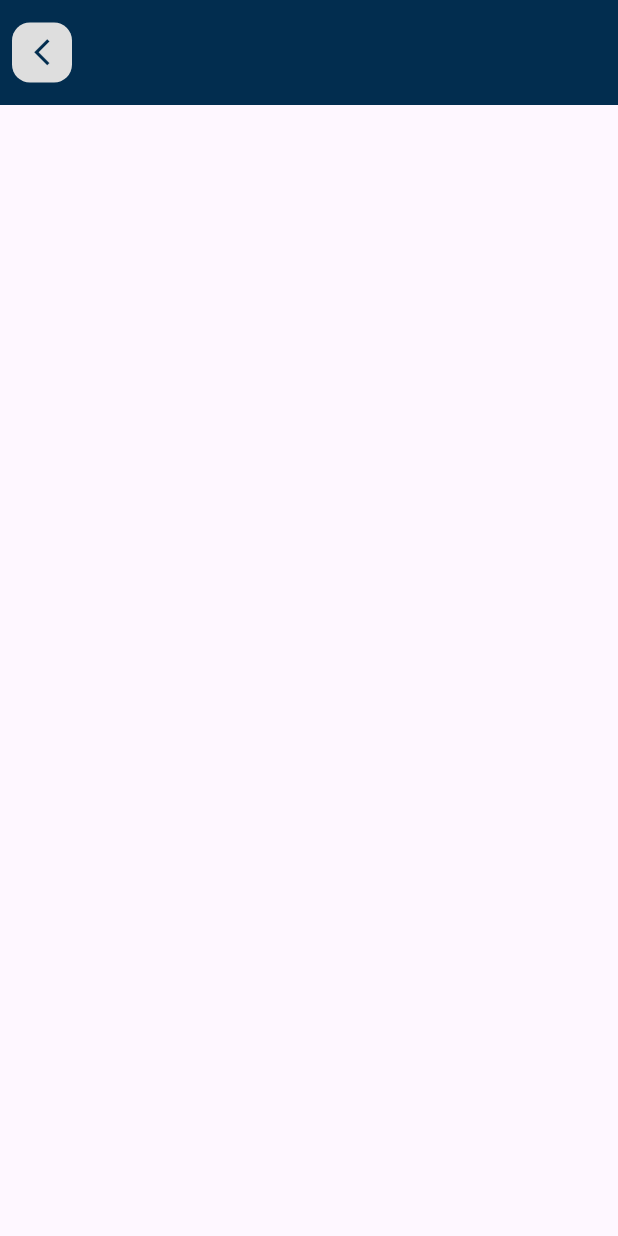
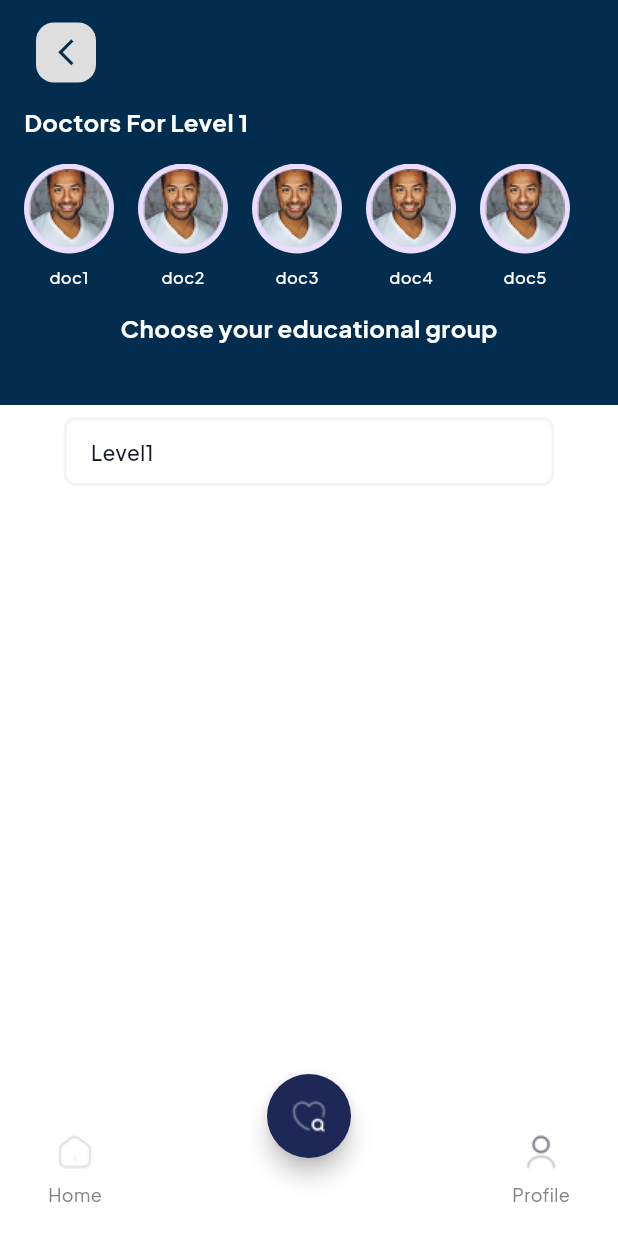
Before and after one commit to Adham167/educational_system, a Flutter app: the ExploreView screen opened by its route, on a phone screen of 412 x 824 dp. Run offline on Flutter 3.47's test engine with Material 3 defaults, Android fonts, the light colour scheme and no system bars; our stand-ins replace bloc, flutter_bloc, go_router.

Commit message:
explore view ui finish

```diff
--- a/lib/core/utils/app_images.dart
+++ b/lib/core/utils/app_images.dart
@@ -25,6 +25,10 @@ class Assets {
   /// Assets for imagesHome1
   /// assets/images/home-1.png
   static const String imagesHome1 = "assets/images/home-1.png";
+
+  /// Assets for imagesHome2
+  /// assets/images/home-2.png
+  static const String imagesHome2 = "assets/images/home-2.png";
 
   /// Assets for imagesLogo1
   /// assets/images/logo_1.png
--- a/lib/core/utils/app_router.dart
+++ b/lib/core/utils/app_router.dart
@@ -10,6 +10,7 @@ import 'package:educational_system/features/auth/presentation/views/signin_view.
 import 'package:educational_system/features/onboarding/presentation/views/onboarding_view.dart';
 import 'package:educational_system/features/splash/presentation/views/splash_view.dart';
 import 'package:educational_system/features/student/presentation/views/explore_view.dart';
+import 'package:educational_system/features/student/presentation/views/level_view.dart';
 import 'package:educational_system/features/student/presentation/views/student_view.dart';
 import 'package:go_router/go_router.dart';
 
@@ -26,12 +27,14 @@ abstract class AppRouter {
   static const kSigninView = '/SigninView';
   static const kStudentView = '/StudentView';
   static const kExploreView = '/ExploreView';
+  static const kLevelView = '/LevelView';
   static final router = GoRouter(
     routes: [
       GoRoute(path: '/', builder: (context, state) => const SplashView()),
       GoRoute(path: kStudentView, builder: (context, state) => const StudentView()),
       GoRoute(path: kPasswordChangedView, builder: (context, state) => const PasswordChangedView()),
       GoRoute(path: kExploreView, builder: (context, state) => const ExploreView()),
+      GoRoute(path: kLevelView, builder: (context, state) => const LevelView()),
       GoRoute(
         path: KOnboardingView,
         builder: (context, state) => const OnboardingView(),
--- a/lib/core/utils/widgets/custom_app_bar.dart
+++ b/lib/core/utils/widgets/custom_app_bar.dart
@@ -15,7 +15,7 @@ class CustomAppBar extends StatelessWidget implements PreferredSizeWidget {
     this.height,
     super.key,
   });
-
+  // title ?? const Text(''),
   @override
   Widget build(BuildContext context) {
     return AppBar(
@@ -24,13 +24,13 @@ class CustomAppBar extends StatelessWidget implements PreferredSizeWidget {
       centerTitle: true,
       automaticallyImplyLeading: false,
       toolbarHeight: height ?? 80,
-      title: title ?? const Text(''),
-      titleSpacing: 0,
-      actions: [action ?? Container()],
-      leading:
+      title: Row(
+        children: [
           hideBack
-              ? null
-              : IconButton(
+              ? Text("")
+              : Padding(
+                padding: const EdgeInsets.symmetric(horizontal: 16.0),
+                child: IconButton(
                   onPressed: () {
                     Navigator.pop(context);
                   },
@@ -48,6 +48,12 @@ class CustomAppBar extends StatelessWidget implements PreferredSizeWidget {
                     ),
                   ),
                 ),
+              ),
+          title ?? const Text(''),
+        ],
+      ),
+      titleSpacing: 0,
+      actions: [action ?? Container()],
     );
   }
 
--- a/lib/features/student/presentation/views/explore_view.dart
+++ b/lib/features/student/presentation/views/explore_view.dart
@@ -1,6 +1,11 @@
 import 'package:educational_system/core/utils/app_colors.dart';
+import 'package:educational_system/core/utils/app_images.dart';
+import 'package:educational_system/core/utils/app_router.dart';
 import 'package:educational_system/core/utils/widgets/custom_app_bar.dart';
+import 'package:educational_system/features/student/presentation/widgets/custom_bottom_bar.dart';
+import 'package:educational_system/features/student/presentation/widgets/explore_body.dart';
 import 'package:flutter/material.dart';
+import 'package:go_router/go_router.dart';
 
 class ExploreView extends StatelessWidget {
   const ExploreView({super.key});
@@ -8,7 +13,24 @@ class ExploreView extends StatelessWidget {
   @override
   Widget build(BuildContext context) {
     return Scaffold(
+      backgroundColor: Colors.white,
       appBar: CustomAppBar(height: 70, backgroundColor: AppColors.primary),
+      body: ExploreBody(),
+      floatingActionButton: FloatingActionButton(
+        backgroundColor: AppColors.floatingbutton,
+        onPressed: () {},
+        shape: const CircleBorder(), // يخليه دايرة مظبوطة
+        child: Image.asset(Assets.imagesHeartSearch, color: Colors.white),
+      ),
+      floatingActionButtonLocation: FloatingActionButtonLocation.centerDocked,
+
+      bottomNavigationBar: CustomBottomBar(
+        icon1: Assets.imagesHome2,
+        icon2: Assets.imagesUser,
+        name1: "Home",
+        name2: "Profile",
+        ontap1: () => GoRouter.of(context).push(AppRouter.kExploreView),
+      ),
     );
   }
 }
--- /dev/null
+++ b/lib/features/student/presentation/views/level_view.dart
@@ -0,0 +1,10 @@
+import 'package:flutter/material.dart';
+
+class LevelView extends StatelessWidget {
+  const LevelView({super.key});
+
+  @override
+  Widget build(BuildContext context) {
+    return const Placeholder();
+  }
+}
--- a/lib/features/student/presentation/views/student_view.dart
+++ b/lib/features/student/presentation/views/student_view.dart
@@ -1,8 +1,10 @@
 import 'package:educational_system/core/utils/app_colors.dart';
 import 'package:educational_system/core/utils/app_images.dart';
+import 'package:educational_system/core/utils/app_router.dart';
 import 'package:educational_system/features/student/presentation/widgets/custom_bottom_bar.dart';
 import 'package:educational_system/features/student/presentation/widgets/student_body.dart';
 import 'package:flutter/material.dart';
+import 'package:go_router/go_router.dart';
 
 class StudentView extends StatelessWidget {
   const StudentView({super.key});
@@ -21,7 +23,13 @@ class StudentView extends StatelessWidget {
       ),
       floatingActionButtonLocation: FloatingActionButtonLocation.centerDocked,
 
-      bottomNavigationBar: CustomBottomBar(),
+      bottomNavigationBar: CustomBottomBar(
+        icon1: Assets.imagesHeartSearch,
+        icon2: Assets.imagesUser,
+        name1: "Explore",
+        name2: "Profile",
+        ontap1: () => GoRouter.of(context).push(AppRouter.kExploreView),
+      ),
     );
   }
 }
--- a/lib/features/student/presentation/widgets/custom_bottom_bar.dart
+++ b/lib/features/student/presentation/widgets/custom_bottom_bar.dart
@@ -1,12 +1,15 @@
 import 'package:educational_system/core/utils/app_images.dart';
-import 'package:educational_system/core/utils/app_router.dart';
 import 'package:educational_system/core/utils/app_styles.dart';
 import 'package:flutter/material.dart';
-import 'package:go_router/go_router.dart';
 
 class CustomBottomBar extends StatelessWidget {
-  const CustomBottomBar({super.key});
-
+  const CustomBottomBar({super.key, required this.icon1, this.ontap1, this.ontap2, required this.name1, required this.name2, required this.icon2});
+  final String icon1;
+  final VoidCallback? ontap1;
+  final VoidCallback? ontap2;
+  final String name1;
+  final String name2;
+  final String icon2;
   @override
   Widget build(BuildContext context) {
     return BottomAppBar(
@@ -19,13 +22,13 @@ class CustomBottomBar extends StatelessWidget {
           mainAxisAlignment: MainAxisAlignment.spaceBetween,
           children: [
             GestureDetector(
-              onTap: () => GoRouter.of(context).push(AppRouter.kExploreView),
+              onTap: ontap1,
               child: Column(
                 children: [
-                  Image.asset(Assets.imagesHeartSearch),
+                  Image.asset(icon1),
                   SizedBox(height: 8),
 
-                  Text("Explore", style: AppStyles.styleRegular12),
+                  Text(name1, style: AppStyles.styleRegular12),
                 ],
               ),
             ),
@@ -33,9 +36,9 @@ class CustomBottomBar extends StatelessWidget {
               onTap: () {},
               child: Column(
                 children: [
-                  Image.asset(Assets.imagesUser),
+                  Image.asset(icon2),
                   SizedBox(height: 8),
-                  Text("Profile", style: AppStyles.styleRegular12),
+                  Text(name2, style: AppStyles.styleRegular12),
                 ],
               ),
             ),
--- /dev/null
+++ b/lib/features/student/presentation/widgets/doctors_list_view.dart
@@ -0,0 +1,31 @@
+import 'package:educational_system/core/utils/app_images.dart';
+import 'package:educational_system/core/utils/app_styles.dart';
+import 'package:flutter/material.dart';
+
+class DoctorsListView extends StatelessWidget {
+  const DoctorsListView({super.key});
+
+  @override
+  Widget build(BuildContext context) {
+    return SizedBox(
+      height: 90,
+      child: ListView.separated(
+        scrollDirection: Axis.horizontal,
+        itemBuilder: (context, index) {
+          return Column(
+            children: [
+              CircleAvatar(
+                radius: 30,
+                child: Image.asset(Assets.imagesComment1),
+              ),
+              SizedBox(height: 8),
+              Text("doc${index + 1}", style: AppStyles.styleMedium11),
+            ],
+          );
+        },
+        separatorBuilder: (context, index) => SizedBox(width: 16),
+        itemCount: 10,
+      ),
+    );
+  }
+}
--- /dev/null
+++ b/lib/features/student/presentation/widgets/explore_body.dart
@@ -0,0 +1,57 @@
+import 'package:educational_system/core/utils/app_colors.dart';
+import 'package:educational_system/core/utils/app_styles.dart';
+import 'package:educational_system/features/student/presentation/widgets/doctors_list_view.dart';
+import 'package:flutter/material.dart';
+
+class ExploreBody extends StatelessWidget {
+  const ExploreBody({super.key});
+
+  @override
+  Widget build(BuildContext context) {
+    return Column(
+      children: [
+        Container(
+          height: 200,
+          width: double.infinity,
+          color: AppColors.primary,
+          child: Padding(
+            padding: const EdgeInsets.symmetric(horizontal: 16.0),
+            child: Column(
+              crossAxisAlignment: CrossAxisAlignment.start,
+              children: [
+                Text("Doctors For Level 1", style: AppStyles.styleBold16),
+                SizedBox(height: 16),
+                DoctorsListView(),
+                SizedBox(height: 8),
+                Align(
+                  alignment: Alignment.center,
+                  child: Text(
+                    "Choose your educational group",
+                    style: AppStyles.styleBold16,
+                  ),
+                ),
+              ],
+            ),
+          ),
+        ),
+        SizedBox(height: 8),
+        Container(
+          height: 46,
+          width: 327,
+          decoration: BoxDecoration(
+            borderRadius: BorderRadius.circular(8),
+            border: Border.all(width: 2, color: Color(0XFFF3F4F6)),
+            color: Colors.white,
+          ),
+          child: Align(
+            alignment: Alignment.centerLeft,
+            child: Padding(
+              padding: const EdgeInsets.symmetric(horizontal: 16.0),
+              child: Text("Level1", style: AppStyles.styleMedium14),
+            ),
+          ),
+        ),
+      ],
+    );
+  }
+}
```
Also changed, not shown: assets/images/home-2.png (added). Lines whose indentation alone changed are shown as unchanged.
